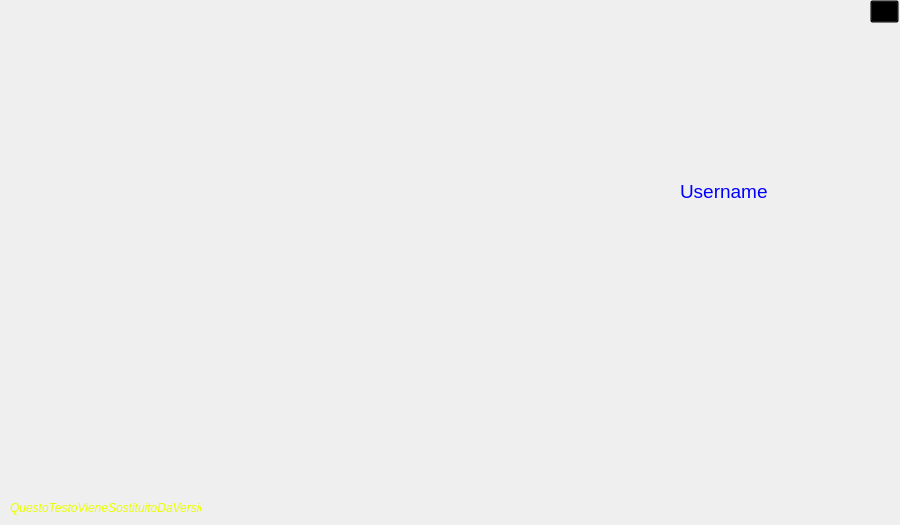
Qt form ClientModule/startmenu.ui (giovannic96/Real-time-collaborative-text-editor) before a commit.
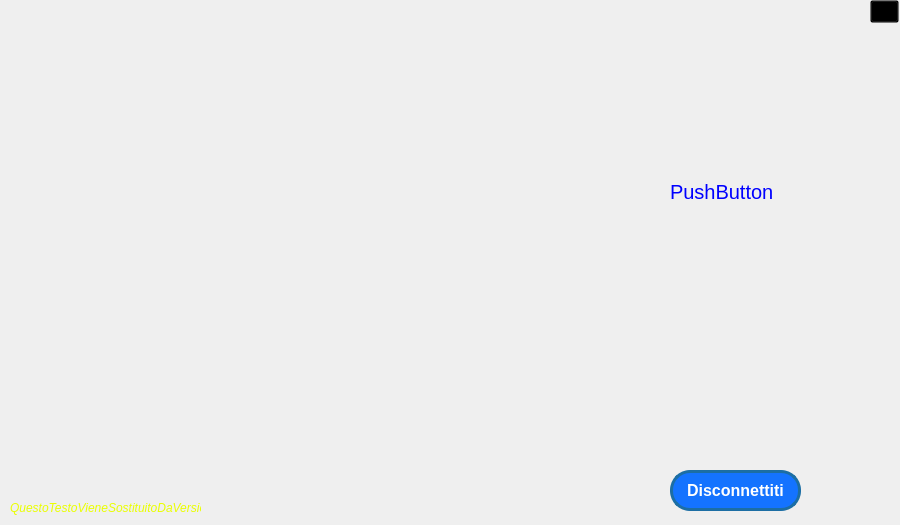
The same form after that commit. Icons and pictures are not drawn.

```diff
--- a/ClientModule/startmenu.ui
+++ b/ClientModule/startmenu.ui
@@ -29,23 +29,6 @@
    <string notr="true">#centralwidget {border-image: url(:/image/start.jpg);}</string>
   </property>
   <widget class="QWidget" name="centralwidget">
-   <widget class="QLabel" name="Username">
-    <property name="geometry">
-     <rect>
-      <x>680</x>
-      <y>180</y>
-      <width>181</width>
-      <height>21</height>
-     </rect>
-    </property>
-    <property name="styleSheet">
-     <string notr="true">color: #0000FF;
-font-size: 20px;</string>
-    </property>
-    <property name="text">
-     <string>&lt;html&gt;&lt;head/&gt;&lt;body&gt;&lt;p&gt;&lt;span style=&quot; font-size:14pt;&quot;&gt;Username&lt;/span&gt;&lt;/p&gt;&lt;/body&gt;&lt;/html&gt;</string>
-    </property>
-   </widget>
    <widget class="QLabel" name="version">
     <property name="geometry">
      <rect>
@@ -94,6 +77,76 @@
      </size>
     </property>
    </widget>
+   <widget class="QPushButton" name="Username">
+    <property name="geometry">
+     <rect>
+      <x>670</x>
+      <y>180</y>
+      <width>211</width>
+      <height>23</height>
+     </rect>
+    </property>
+    <property name="styleSheet">
+     <string notr="true">#Username{
+	text-align: left;
+	color: #0000FF;
+	font-size: 20px;
+	background-color:transparent;
+	border: transparent;
+}
+#Username:hover{
+	text-decoration: underline;
+}
+</string>
+    </property>
+    <property name="text">
+     <string>PushButton</string>
+    </property>
+   </widget>
+   <widget class="QPushButton" name="LogoutButton">
+    <property name="geometry">
+     <rect>
+      <x>670</x>
+      <y>470</y>
+      <width>131</width>
+      <height>41</height>
+     </rect>
+    </property>
+    <property name="maximumSize">
+     <size>
+      <width>16777199</width>
+      <height>16777215</height>
+     </size>
+    </property>
+    <property name="font">
+     <font>
+      <pointsize>-1</pointsize>
+      <weight>75</weight>
+      <bold>true</bold>
+     </font>
+    </property>
+    <property name="cursor">
+     <cursorShape>PointingHandCursor</cursorShape>
+    </property>
+    <property name="styleSheet">
+     <string notr="true">#LogoutButton{
+	color: rgb(255, 255, 255); 
+	background-color: rgb(20, 115, 255); 
+	font-size: 16px; 
+	border-radius: 20px; 
+	border: 3px solid rgb(28, 110, 164);
+}
+#LogoutButton:hover{
+	background-color: rgb(28, 110, 164);
+}
+#LogoutButton:pressed{
+	background-color: rgb(20, 78, 117);
+}</string>
+    </property>
+    <property name="text">
+     <string>Disconnettiti</string>
+    </property>
+   </widget>
   </widget>
  </widget>
  <resources/>
```
